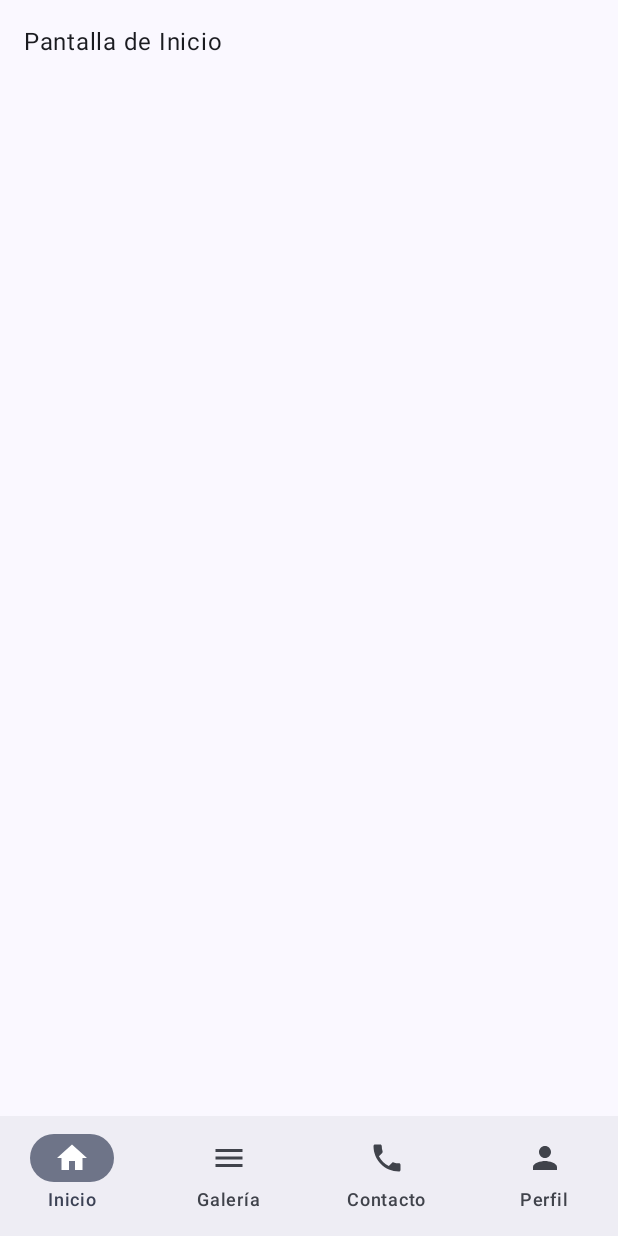
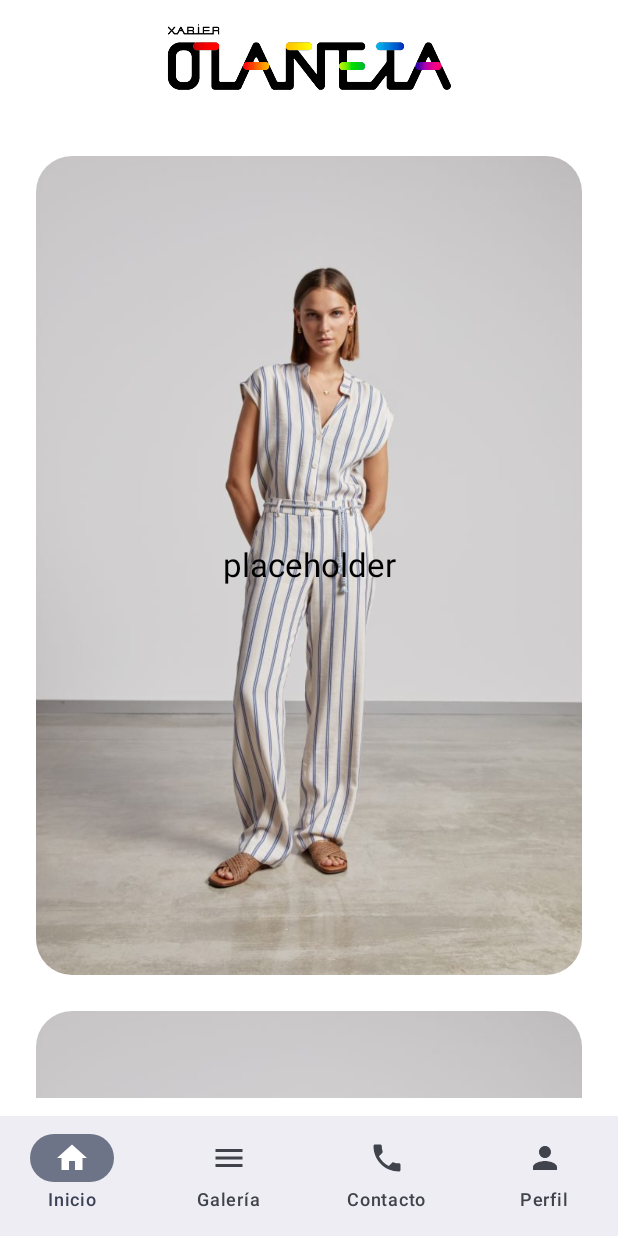
Before and after one commit to nao-f-lll/OSMApp, an Android app built with Jetpack Compose: the screen it shows after launch (MainActivity), on a phone screen of 412 x 824 dp. Run offline under Robolectric (Android 15) with nearby library versions, the light colour scheme and no system bars.

Commit message:
fix merge conflicts

```diff
--- a/app/src/main/java/com/project/osmapp/components/AppComponents.kt
+++ b/app/src/main/java/com/project/osmapp/components/AppComponents.kt
@@ -1,72 +1,105 @@
 package com.project.osmapp.components
 
-import android.text.style.BackgroundColorSpan
-import androidx.activity.compose.BackHandler
+
 import androidx.compose.foundation.Image
+import androidx.compose.foundation.background
 import androidx.compose.foundation.layout.Box
+import androidx.compose.foundation.layout.fillMaxHeight
+import androidx.compose.foundation.layout.fillMaxSize
 import androidx.compose.foundation.layout.fillMaxWidth
 import androidx.compose.foundation.layout.height
-import androidx.compose.foundation.layout.heightIn
 import androidx.compose.foundation.layout.padding
-import androidx.compose.material.icons.Icons
-import androidx.compose.material.icons.filled.AccountBox
-import androidx.compose.material.icons.filled.Home
-import androidx.compose.material.icons.filled.Person
-import androidx.compose.material.icons.filled.Phone
-import androidx.compose.material3.ExperimentalMaterial3Api
+import androidx.compose.foundation.layout.size
+import androidx.compose.foundation.lazy.LazyColumn
+import androidx.compose.foundation.lazy.items
+import androidx.compose.foundation.shape.RoundedCornerShape
 import androidx.compose.material3.Icon
+import androidx.compose.material3.MaterialTheme
 import androidx.compose.material3.NavigationBar
 import androidx.compose.material3.NavigationBarItem
 import androidx.compose.material3.Text
-import androidx.compose.material3.TopAppBar
 import androidx.compose.runtime.Composable
 import androidx.compose.ui.Alignment
 import androidx.compose.ui.Modifier
+import androidx.compose.ui.draw.clip
 import androidx.compose.ui.graphics.Color
-import androidx.compose.ui.graphics.vector.ImageVector
 import androidx.compose.ui.res.painterResource
 import androidx.compose.ui.res.stringResource
-import androidx.compose.ui.text.TextStyle
-import androidx.compose.ui.text.font.FontStyle
-import androidx.compose.ui.text.font.FontWeight
+import androidx.compose.ui.text.style.TextAlign
 import androidx.compose.ui.unit.dp
-import androidx.compose.ui.unit.sp
 import androidx.navigation.NavHostController
 import androidx.navigation.compose.currentBackStackEntryAsState
 import com.project.osmapp.R
 
 
-
-@Composable
-fun TrendImageTitleComponent(value:String) {
-    Text(
-        text = value,
-        modifier = Modifier.fillMaxWidth().heightIn(min = 80.dp),
-        style = TextStyle(
-            fontSize = 18.sp,
-            fontWeight = FontWeight.Bold,
-            fontStyle = FontStyle.Normal,
-        ),
-        color = Color.Black,
-    )
-}
-
-@OptIn(ExperimentalMaterial3Api::class)
 @Composable
 fun TopBarComponent() {
     Box(modifier = Modifier
         .height(80.dp)
-        .fillMaxWidth(),
+        .fillMaxWidth()
+        .background(Color.White),
+    contentAlignment = Alignment.BottomCenter
     ) {
         Image(
-            painter = painterResource(id = R.drawable.main_logo),
-            contentDescription = stringResource(id = R.string.main_img_description)
+            painter = painterResource(id = R.drawable.olanyeta_full_size_logo),
+            contentDescription = stringResource(id = R.string.main_img_description),
+            modifier = Modifier
+                .size(200.dp)
+                .padding(bottom = 4.dp),
+            )
+    }
+}
+
+@Composable
+fun TrendImageListComponent() {
+    val images = listOf(
+        R.drawable.trend_image_1,
+        R.drawable.trend_image_1,
+        R.drawable.trend_image_1
+    )
+
+    LazyColumn(
+        modifier = Modifier
+            .fillMaxSize()
+            .padding(12.dp)
+    ) {
+        items(images) { imageRes ->
+            TrendImageComponent(imageRes)
+        }
+    }
+}
+
+@Composable
+fun TrendImageComponent(imageRes: Int) {
+    Box (
+        modifier = Modifier
+            .padding(12.dp)
+            .clip(RoundedCornerShape(24.dp))
+            .fillMaxWidth()
+            .fillMaxHeight(),
+        contentAlignment = Alignment.Center
+
+    ) {
+        Image(
+            modifier = Modifier
+                .fillMaxWidth()
+                .fillMaxHeight(),
+            painter = painterResource(id = imageRes),
+            contentDescription = "palceholder",
+        )
+        Text(
+            text = "placeholder",
+            modifier = Modifier
+                .align(Alignment.Center)
+                .fillMaxWidth()
+                .fillMaxHeight()
+                .padding(12.dp),
+            color = Color.Black,
+            style = MaterialTheme.typography.titleLarge,
+            textAlign = TextAlign.Center
         )
     }
-
 }
-
-
 
 @Composable
 fun BottomNavigationBar(navController: NavHostController) {
--- a/app/src/main/java/com/project/osmapp/screens/HomeScreen.kt
+++ b/app/src/main/java/com/project/osmapp/screens/HomeScreen.kt
@@ -2,49 +2,46 @@ package com.project.osmapp.screens
 
 import android.annotation.SuppressLint
 import androidx.compose.foundation.layout.Box
+import androidx.compose.foundation.layout.Column
 import androidx.compose.foundation.layout.fillMaxSize
-import androidx.compose.foundation.layout.padding
-import androidx.compose.material.icons.Icons
-import androidx.compose.material.icons.filled.AccountBox
-import androidx.compose.material.icons.filled.Home
-import androidx.compose.material.icons.filled.Person
-import androidx.compose.material.icons.filled.Phone
-import androidx.compose.material3.Scaffold
+import androidx.compose.foundation.layout.fillMaxWidth
 import androidx.compose.material3.Surface
-import androidx.compose.material3.Text
 import androidx.compose.runtime.Composable
 import androidx.compose.ui.Modifier
 import androidx.compose.ui.graphics.Color
-import androidx.compose.ui.graphics.vector.ImageVector
-import androidx.compose.ui.res.stringResource
 import androidx.compose.ui.tooling.preview.Preview
-import androidx.compose.ui.unit.dp
 import androidx.navigation.NavHostController
-import com.project.osmapp.R
 import com.project.osmapp.components.TopBarComponent
-import com.project.osmapp.components.TrendImageTitleComponent
 import com.project.osmapp.components.BottomNavigationBar
+import com.project.osmapp.components.TrendImageListComponent
+
 @Composable
 fun HomeScreen() {
     Surface(
         color = Color.White,
         modifier = Modifier.fillMaxSize()
     ) {
-        TopBarComponent()
+
     }
 }
 /*Menu de navegacion*/
 @SuppressLint("UnusedMaterial3ScaffoldPaddingParameter")
 @Composable
 fun HomeScreen(navController: NavHostController) {
-    Scaffold(
-        bottomBar = { BottomNavigationBar(navController) }  // Llamando al componente de navegación
-    ) {
-        // Contenido de la pantalla de inicio
-        Box(modifier = Modifier.fillMaxSize()) {
-            Text(text = "Pantalla de Inicio", modifier = Modifier.padding(16.dp))
+        Column(
+            modifier = Modifier.fillMaxSize()
+        ) {
+            TopBarComponent()
+            Box(
+                modifier = Modifier
+                    .weight(1f)
+                    .fillMaxWidth()
+            ) {
+                TrendImageListComponent()
+
+            }
+            BottomNavigationBar(navController)
         }
-    }
 }
 
 @Preview
```
Also changed, not shown: app/src/main/res/drawable/olanyeta_full_size_logo.png (added), app/src/main/res/drawable/trend_image_1.jpg (added).
